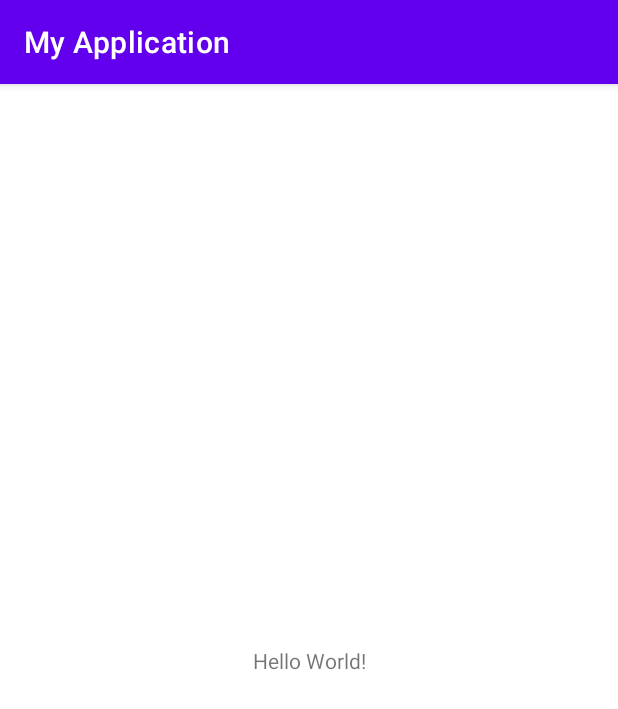
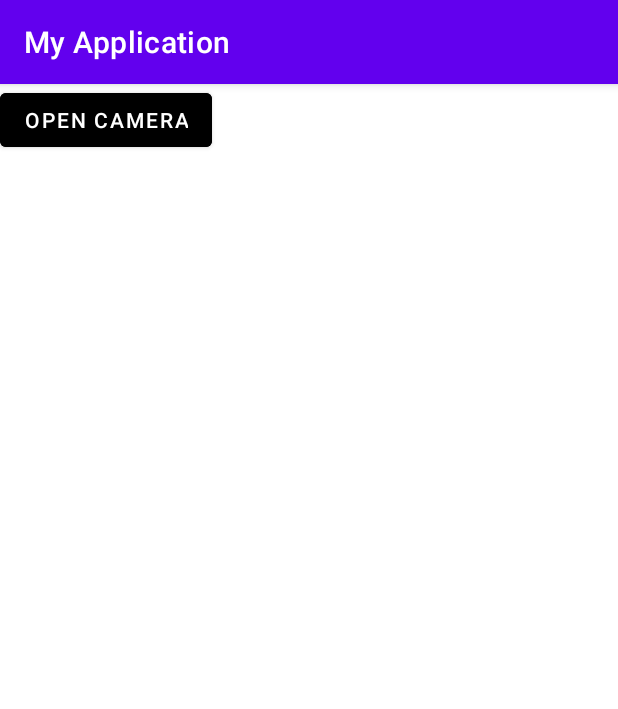
Before and after one commit to Mounika2392/camerology, an Android app: the screen it shows after launch (MainActivity before the commit, HomeActivity after it), on a phone screen of 412 x 824 dp. Shown: the top 709 px of the screen. Run offline under Robolectric (Android 15) with nearby library versions, the phone set to English and light mode, and no system bars.

Commit message:
added navigation

```diff
--- a/app/src/main/AndroidManifest.xml
+++ b/app/src/main/AndroidManifest.xml
@@ -10,7 +10,10 @@
         android:supportsRtl="true"
         android:theme="@style/Theme.MyApplication">
         <activity
-            android:name=".MainActivity"
+            android:name=".CameraPreview.CameraPreviewActivity"
+            android:exported="true" />
+        <activity
+            android:name=".HomeActivity"
             android:exported="true">
             <intent-filter>
                 <action android:name="android.intent.action.MAIN" />
--- a/app/src/main/java/com/learner/camerology/MainActivity.kt
+++ b/app/src/main/java/com/learner/camerology/HomeActivity.kt
@@ -2,10 +2,12 @@ package com.learner.camerology
 
 import androidx.appcompat.app.AppCompatActivity
 import android.os.Bundle
+import androidx.navigation.fragment.NavHostFragment
 
-class MainActivity : AppCompatActivity() {
+class HomeActivity : AppCompatActivity() {
     override fun onCreate(savedInstanceState: Bundle?) {
         super.onCreate(savedInstanceState)
-        setContentView(R.layout.activity_main)
+        setContentView(R.layout.activity_home)
     }
+
 }
--- /dev/null
+++ b/app/src/main/java/com/learner/camerology/HomeFragment.kt
@@ -0,0 +1,33 @@
+package com.learner.camerology
+
+import android.os.Bundle
+import androidx.fragment.app.Fragment
+import android.view.LayoutInflater
+import android.view.View
+import android.view.ViewGroup
+import androidx.navigation.fragment.NavHostFragment
+import androidx.navigation.fragment.findNavController
+import com.google.android.material.button.MaterialButton
+
+/**
+ * A simple [Fragment] subclass.
+ * Use the [HomeFragment.newInstance] factory method to
+ * create an instance of this fragment.
+ */
+class HomeFragment : Fragment() {
+
+    override fun onCreate(savedInstanceState: Bundle?) {
+        super.onCreate(savedInstanceState)
+    }
+
+    override fun onCreateView(
+        inflater: LayoutInflater, container: ViewGroup?,
+        savedInstanceState: Bundle?
+    ): View? {
+        val view = inflater.inflate(R.layout.fragment_home, container, false)
+        view.findViewById<MaterialButton>(R.id.open_camera_button).setOnClickListener {
+            findNavController().navigate(R.id.fragment_camera_preview)
+        }
+        return view
+    }
+}
--- a/app/src/main/res/layout/activity_main.xml
+++ b/app/src/main/res/layout/activity_camera_preview.xml
@@ -4,15 +4,6 @@
     xmlns:tools="http://schemas.android.com/tools"
     android:layout_width="match_parent"
     android:layout_height="match_parent"
-    tools:context=".MainActivity">
-
-    <TextView
-        android:layout_width="wrap_content"
-        android:layout_height="wrap_content"
-        android:text="Hello World!"
-        app:layout_constraintBottom_toBottomOf="parent"
-        app:layout_constraintLeft_toLeftOf="parent"
-        app:layout_constraintRight_toRightOf="parent"
-        app:layout_constraintTop_toTopOf="parent" />
+    tools:context=".CameraPreview.CameraPreviewActivity">
 
 </androidx.constraintlayout.widget.ConstraintLayout>
--- /dev/null
+++ b/app/src/main/res/layout/activity_home.xml
@@ -0,0 +1,22 @@
+<?xml version="1.0" encoding="utf-8"?>
+<androidx.constraintlayout.widget.ConstraintLayout xmlns:android="http://schemas.android.com/apk/res/android"
+    xmlns:app="http://schemas.android.com/apk/res-auto"
+    xmlns:tools="http://schemas.android.com/tools"
+    android:layout_width="match_parent"
+    android:layout_height="match_parent"
+    tools:context=".HomeActivity">
+
+  <androidx.appcompat.widget.Toolbar
+      android:layout_width="match_parent"
+      android:layout_height="match_parent"/>
+
+    <androidx.fragment.app.FragmentContainerView
+        android:layout_width="match_parent"
+        android:id="@+id/nav_host_fragment"
+        android:layout_height="match_parent"
+        android:name="androidx.navigation.fragment.NavHostFragment"
+        app:defaultNavHost="true"
+        app:navGraph="@navigation/nav_graph"
+        />
+
+</androidx.constraintlayout.widget.ConstraintLayout>
--- /dev/null
+++ b/app/src/main/res/layout/fragment_home.xml
@@ -0,0 +1,15 @@
+<?xml version="1.0" encoding="utf-8"?>
+<FrameLayout xmlns:android="http://schemas.android.com/apk/res/android"
+    xmlns:tools="http://schemas.android.com/tools"
+    android:layout_width="match_parent"
+    android:layout_height="match_parent"
+    tools:context=".HomeFragment">
+
+    <com.google.android.material.button.MaterialButton
+        android:layout_width="wrap_content"
+        android:layout_height="wrap_content"
+        android:id="@+id/open_camera_button"
+        android:backgroundTint="@color/black"
+        android:text="@string/open_camera"/>
+
+</FrameLayout>
--- /dev/null
+++ b/app/src/main/res/navigation/nav_graph.xml
@@ -0,0 +1,15 @@
+<?xml version="1.0" encoding="utf-8"?>
+<navigation xmlns:android="http://schemas.android.com/apk/res/android"
+    xmlns:app="http://schemas.android.com/apk/res-auto"
+    android:id="@+id/nav_graph"
+    app:startDestination="@id/fragment_home">
+
+    <fragment android:id="@+id/fragment_home"
+        android:name="com.learner.camerology.HomeFragment"
+        android:label="Home Fragment">
+        <action
+            android:id="@+id/action_fragment_home_to_fragment_camera_preview"
+            app:destination="@id/nav_graph2" />
+    </fragment>
+
+</navigation>
--- a/app/src/main/res/values/strings.xml
+++ b/app/src/main/res/values/strings.xml
@@ -1,3 +1,8 @@
 <resources>
     <string name="app_name">My Application</string>
+    <!-- TODO: Remove or change this placeholder text -->
+    <string name="hello_blank_fragment">Hello blank fragment</string>
+    <string name="open_camera">Open Camera</string>
+    <string name="preview_camera">Preview Camera</string>
+
 </resources>
```
Also changed, not shown: app/build.gradle (+8 -1 lines), app/src/main/java/com/learner/camerology/CameraPreview/CameraFragment.kt (added, +60 -0 lines), app/src/main/java/com/learner/camerology/CameraPreview/CameraPreviewActivity.kt (added, +12 -0 lines), app/src/main/res/layout/fragment_camera_preview.xml (added, +24 -0 lines), app/src/main/res/navigation/nav_graph2.xml (added, +11 -0 lines).
